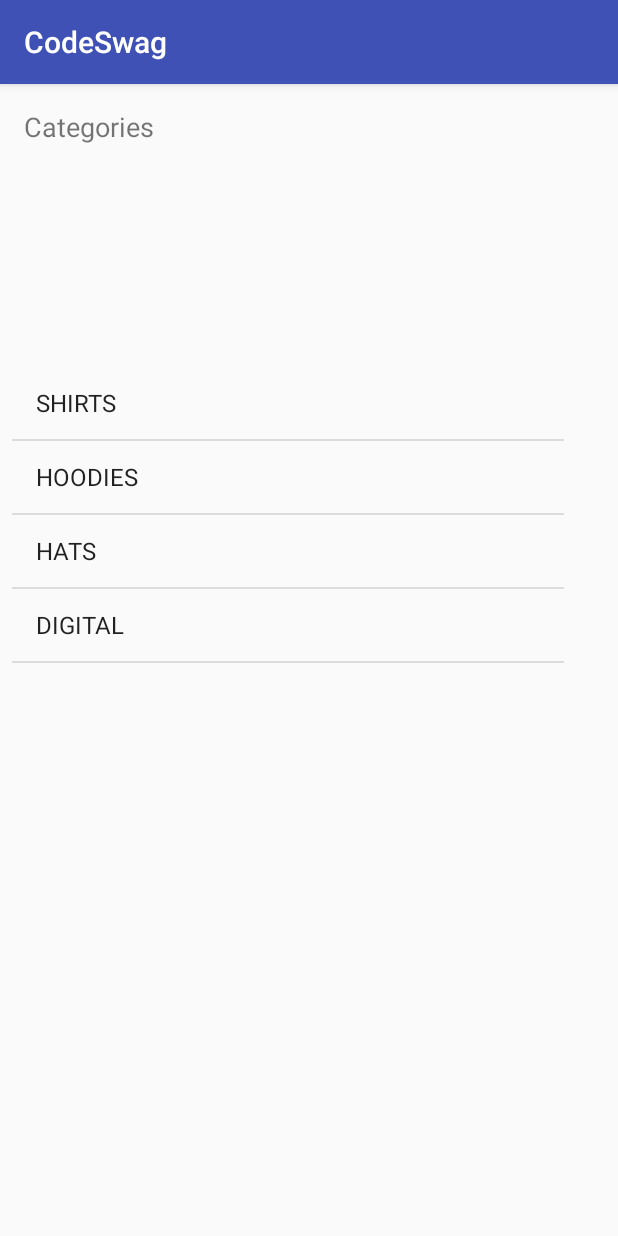
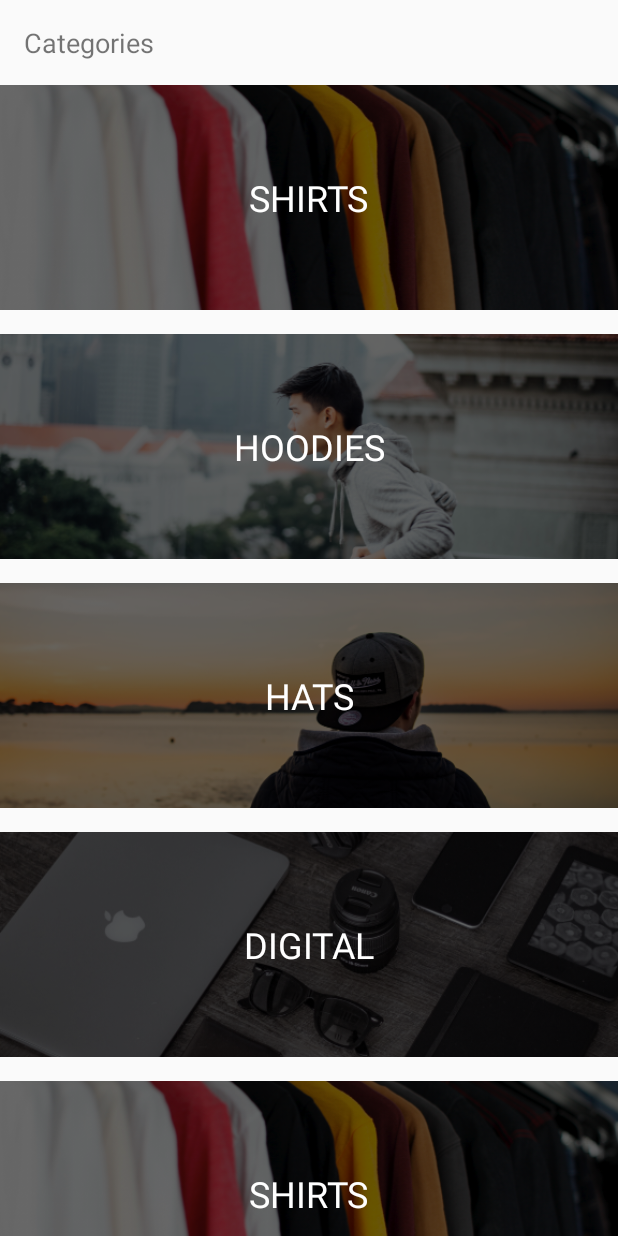
Before and after one commit to gvardikos/CodeSwag.Android, an Android app: the screen it shows after launch (MainActivity), on a phone screen of 412 x 824 dp. Run offline under Robolectric (Android 15) with nearby library versions, the phone set to English and light mode, and no system bars.

Commit message:
lesson03

```diff
--- /dev/null
+++ b/app/src/main/java/com/georgevardikos/codeswag/Adapters/CategoryAdapter.kt
@@ -0,0 +1,47 @@
+package com.georgevardikos.codeswag.Adapters
+
+import android.content.Context
+import android.view.LayoutInflater
+import android.view.View
+import android.view.ViewGroup
+import android.widget.BaseAdapter
+import android.widget.ImageView
+import android.widget.ListView
+import android.widget.TextView
+import com.georgevardikos.codeswag.Model.Category
+import com.georgevardikos.codeswag.R
+
+/**
+ * Created by gvardikos on 09/10/2018.
+ */
+class CategoryAdapter(context: Context, categories: List<Category>): BaseAdapter() {
+
+    val mCategories = categories
+    val mContext = context
+
+
+    override fun getView(position: Int, convertView: View?, viewGroup: ViewGroup?): View {
+        val categoryView: View
+        categoryView = LayoutInflater.from(mContext).inflate(R.layout.category_list_item, null)
+        val categoryImage: ImageView = categoryView.findViewById(R.id.categoryImage)
+        val categoryName: TextView = categoryView.findViewById(R.id.categoryName)
+
+        val resourceId = mContext.resources.getIdentifier(mCategories[position].image, "drawable",mContext.packageName)
+        categoryImage.setImageResource(resourceId)
+        categoryName.text = mCategories[position].title
+
+        return categoryView
+    }
+
+    override fun getItem(position: Int): Any {
+        return mCategories[position]
+    }
+
+    override fun getItemId(position: Int): Long {
+        return 0
+    }
+
+    override fun getCount(): Int {
+        return mCategories.size
+    }
+}
--- a/app/src/main/java/com/georgevardikos/codeswag/Controller/MainActivity.kt
+++ b/app/src/main/java/com/georgevardikos/codeswag/Controller/MainActivity.kt
@@ -3,6 +3,7 @@ package com.georgevardikos.codeswag.Controller
 import android.support.v7.app.AppCompatActivity
 import android.os.Bundle
 import android.widget.ArrayAdapter
+import com.georgevardikos.codeswag.Adapters.CategoryAdapter
 import com.georgevardikos.codeswag.Model.Category
 import com.georgevardikos.codeswag.R
 import com.georgevardikos.codeswag.Services.DataService
@@ -10,13 +11,13 @@ import kotlinx.android.synthetic.main.activity_main.*
 
 class MainActivity : AppCompatActivity() {
 
-    lateinit var adapter: ArrayAdapter<Category>
+    lateinit var adapter: CategoryAdapter
 
     override fun onCreate(savedInstanceState: Bundle?) {
         super.onCreate(savedInstanceState)
         setContentView(R.layout.activity_main)
 
-        adapter = ArrayAdapter(this, android.R.layout.simple_list_item_1, DataService.categories)
+        adapter = CategoryAdapter(this, DataService.categories)
         main_categoryListView.adapter = adapter
     }
 }
--- a/app/src/main/java/com/georgevardikos/codeswag/Services/DataService.kt
+++ b/app/src/main/java/com/georgevardikos/codeswag/Services/DataService.kt
@@ -9,6 +9,14 @@ import com.georgevardikos.codeswag.Model.Product
 object DataService {
 
     val categories = listOf(
+            Category("SHIRTS", "shirtimage"),
+            Category("HOODIES", "hoodieimage"),
+            Category("HATS", "hatimage"),
+            Category("DIGITAL", "digitalgoodsimage"),
+            Category("SHIRTS", "shirtimage"),
+            Category("HOODIES", "hoodieimage"),
+            Category("HATS", "hatimage"),
+            Category("DIGITAL", "digitalgoodsimage"),
             Category("SHIRTS", "shirtimage"),
             Category("HOODIES", "hoodieimage"),
             Category("HATS", "hatimage"),
--- a/app/src/main/res/layout/activity_main.xml
+++ b/app/src/main/res/layout/activity_main.xml
@@ -19,16 +19,14 @@
 
     <ListView
         android:id="@+id/main_categoryListView"
-        android:layout_width="368dp"
-        android:layout_height="432dp"
-        android:layout_marginBottom="8dp"
-        android:layout_marginEnd="8dp"
-        android:layout_marginStart="8dp"
+        android:layout_width="0dp"
+        android:layout_height="0dp"
         android:layout_marginTop="8dp"
         app:layout_constraintBottom_toBottomOf="parent"
         app:layout_constraintEnd_toEndOf="parent"
-        app:layout_constraintHorizontal_bias="0.0"
         app:layout_constraintStart_toStartOf="parent"
-        app:layout_constraintTop_toBottomOf="@+id/main_categoriesText" />
+        app:layout_constraintTop_toBottomOf="@+id/main_categoriesText"
+        app:layout_constraintVertical_bias="0.0"
+        android:divider="@null"/>
 
 </android.support.constraint.ConstraintLayout>
--- a/app/src/main/res/layout/category_list_item.xml
+++ b/app/src/main/res/layout/category_list_item.xml
@@ -13,6 +13,7 @@
         android:layout_marginBottom="8dp"
         android:layout_marginTop="8dp"
         android:scaleType="centerCrop"
+        app:layout_constraintBottom_toBottomOf="parent"
         app:layout_constraintEnd_toEndOf="parent"
         app:layout_constraintStart_toStartOf="parent"
         app:layout_constraintTop_toTopOf="parent"
--- a/app/src/main/res/values/styles.xml
+++ b/app/src/main/res/values/styles.xml
@@ -1,7 +1,7 @@
 <resources>
 
     <!-- Base application theme. -->
-    <style name="AppTheme" parent="Theme.AppCompat.Light.DarkActionBar">
+    <style name="AppTheme" parent="Theme.AppCompat.Light.NoActionBar">
         <!-- Customize your theme here. -->
         <item name="colorPrimary">@color/colorPrimary</item>
         <item name="colorPrimaryDark">@color/colorPrimaryDark</item>
```
